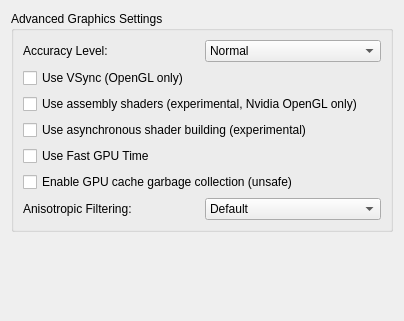
Qt form src/yuzu/configuration/configure_graphics_advanced.ui (QuantumGhost/yuzu) before a commit.
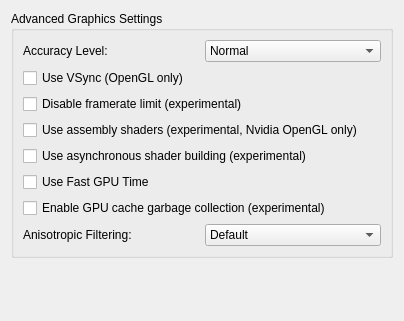
The same form after that commit.

The edit to the form file:
```diff
--- a/src/yuzu/configuration/configure_graphics_advanced.ui
+++ b/src/yuzu/configuration/configure_graphics_advanced.ui
@@ -76,6 +76,24 @@
           </property>
          </widget>
         </item>
+        <item>
+         <widget class="QCheckBox" name="disable_fps_limit">
+          <property name="enabled">
+           <bool>true</bool>
+          </property>
+          <property name="toolTip">
+           <string>
+            &lt;html&gt;&lt;head/&gt;&lt;body&gt;
+            &lt;p&gt;Presents guest frames as they become available, disabling the FPS limit in most titles.&lt;/p&gt;
+            &lt;p&gt;NOTE: Will cause instabilities.&lt;/p&gt;
+            &lt;/body&gt;&lt;/html&gt;
+           </string>
+          </property>
+          <property name="text">
+           <string>Disable framerate limit (experimental)</string>
+          </property>
+         </widget>
+        </item>
         <item>
          <widget class="QCheckBox" name="use_assembly_shaders">
           <property name="toolTip">
@@ -109,7 +127,7 @@
            <string>Enables garbage collection for the GPU caches, this will try to keep VRAM within 3-4 GB by flushing the least used textures/buffers. May cause issues in a few games.</string>
           </property>
           <property name="text">
-           <string>Enable GPU cache garbage collection (unsafe)</string>
+           <string>Enable GPU cache garbage collection (experimental)</string>
           </property>
          </widget>
         </item>
```
